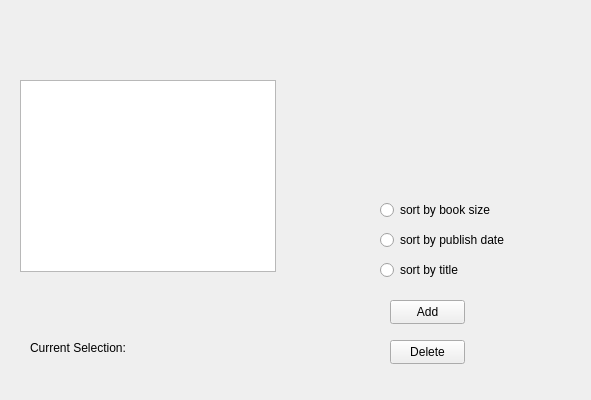
Above: QtWidgetsApplication-LMS/QtWidgetsApplicationLMS.ui from cchandel-dev/Library-Management-System before the change. Below: the same form after it.
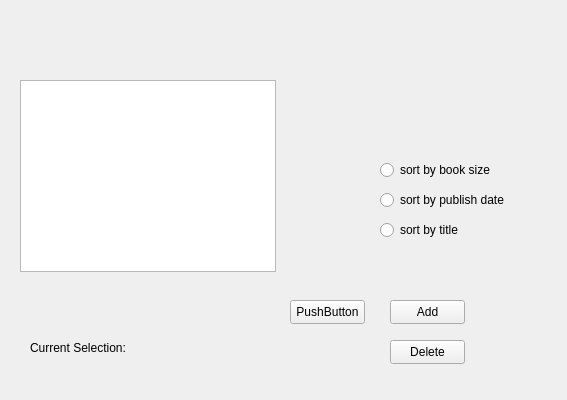
That is the form after the change.

What changed in the file:
```diff
--- a/QtWidgetsApplication-LMS/QtWidgetsApplicationLMS.ui
+++ b/QtWidgetsApplication-LMS/QtWidgetsApplicationLMS.ui
@@ -6,7 +6,7 @@
    <rect>
     <x>0</x>
     <y>0</y>
-    <width>591</width>
+    <width>567</width>
     <height>400</height>
    </rect>
   </property>
@@ -70,7 +70,7 @@
     <property name="geometry">
      <rect>
       <x>380</x>
-      <y>230</y>
+      <y>190</y>
       <width>141</width>
       <height>20</height>
      </rect>
@@ -83,7 +83,7 @@
     <property name="geometry">
      <rect>
       <x>380</x>
-      <y>260</y>
+      <y>220</y>
       <width>89</width>
       <height>20</height>
      </rect>
@@ -96,7 +96,7 @@
     <property name="geometry">
      <rect>
       <x>380</x>
-      <y>200</y>
+      <y>160</y>
       <width>121</width>
       <height>20</height>
      </rect>
@@ -115,6 +115,19 @@
      </rect>
     </property>
    </widget>
+   <widget class="QPushButton" name="selectChange">
+    <property name="geometry">
+     <rect>
+      <x>290</x>
+      <y>300</y>
+      <width>75</width>
+      <height>24</height>
+     </rect>
+    </property>
+    <property name="text">
+     <string>PushButton</string>
+    </property>
+   </widget>
   </widget>
  </widget>
  <layoutdefault spacing="6" margin="11"/>
```
Left out of the diff: 12 changed lines with no effect on the pictures.
